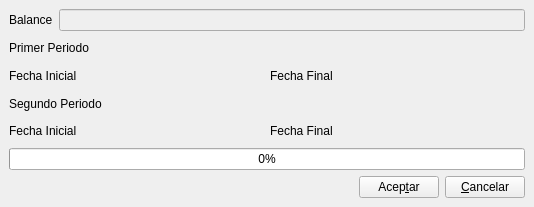
The window that bulmages/bulmacont/src/canualesprintbase.ui (eboladev/Bulmages-1) describes before a commit, drawn with Qt 5.
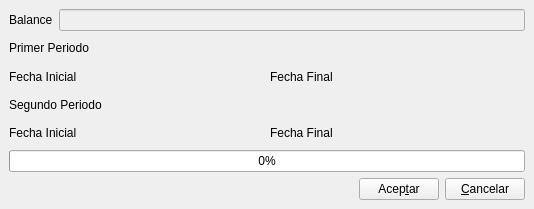
The same window after the commit. Icons and pictures are not drawn. Custom widgets are drawn as their Qt base class.

```diff
--- a/bulmages/bulmacont/src/canualesprintbase.ui
+++ b/bulmages/bulmacont/src/canualesprintbase.ui
@@ -8,7 +8,7 @@
     <x>0</x>
     <y>0</y>
     <width>534</width>
-    <height>207</height>
+    <height>209</height>
    </rect>
   </property>
   <property name="windowTitle" >
```
Left out of the diff: 79 changed lines with no effect on the pictures.
